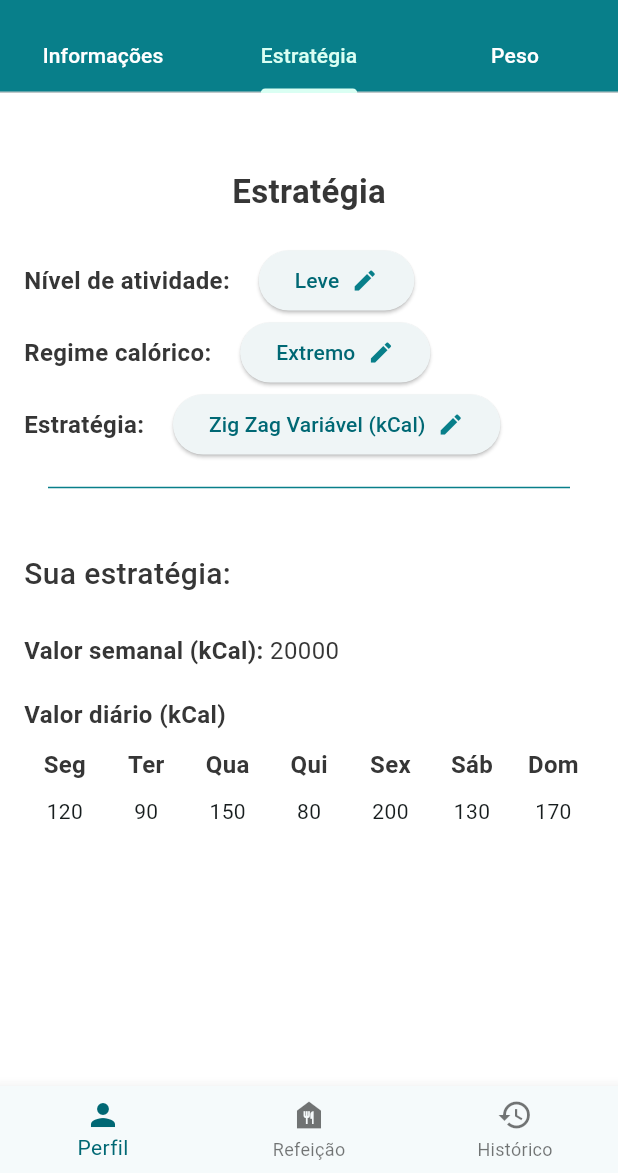
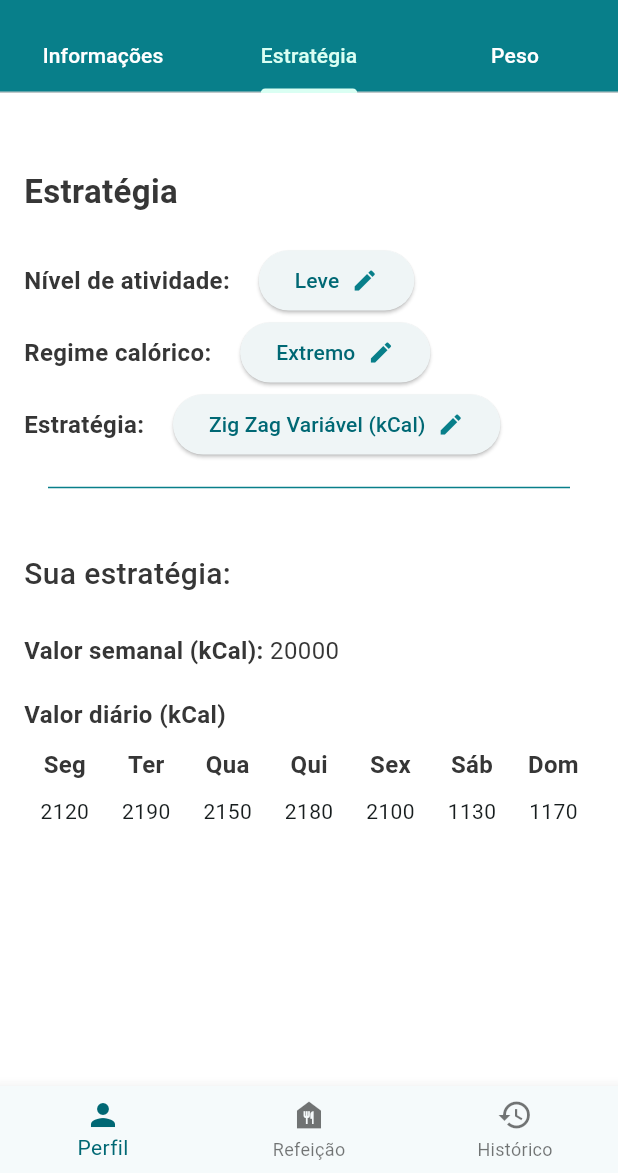
Before and after one commit to Arodrigow/ppeso_mobile, a Flutter app: the screen it shows after launch, tab 2 chosen, on a phone screen of 412 x 824 dp, the part 63-1236 px from its top. Run offline on Flutter 3.47's test engine with Material 3 defaults, Android fonts, the light colour scheme and no system bars; our stand-ins replace fl_chart, flutter_svg, go_router.

Commit message:
Changed file structure, added fl_charts. Weight tab still broken.

```diff
--- /dev/null
+++ b/lib/features/profile/models/date_model.dart
@@ -0,0 +1,6 @@
+class DateModel {
+  final DateTime date;
+  final double weight;
+
+  DateModel({required this.date, required this.weight});
+}
--- a/lib/features/profile/widgets/health_tab.dart
+++ b/lib/features/profile/pages/health_tab.dart
@@ -21,13 +21,13 @@ class _HealthTabState extends State<HealthTab> {
 
   final weeklyValue = 20000;
   final daysOfWeek = [
-    DailyValue(label: "Seg", value: 120),
-    DailyValue(label: "Ter", value: 90),
-    DailyValue(label: "Qua", value: 150),
-    DailyValue(label: "Qui", value: 80),
-    DailyValue(label: "Sex", value: 200),
-    DailyValue(label: "Sáb", value: 130),
-    DailyValue(label: "Dom", value: 170),
+    DailyValue(label: "Seg", value: 2120),
+    DailyValue(label: "Ter", value: 2190),
+    DailyValue(label: "Qua", value: 2150),
+    DailyValue(label: "Qui", value: 2180),
+    DailyValue(label: "Sex", value: 2100),
+    DailyValue(label: "Sáb", value: 1130),
+    DailyValue(label: "Dom", value: 1170),
   ];
 
   @override
@@ -60,8 +60,8 @@ class _HealthTabState extends State<HealthTab> {
                             onChanged: (ExerciseLevel? value) {
                               setState(() {
                                 _selectedExerciseLevel = value;
-                                Navigator.pop(context);
                               });
+                              Navigator.pop(context);
                             },
                             child: Column(
                               crossAxisAlignment: CrossAxisAlignment.start,
--- a/lib/features/profile/widgets/profile_page.dart
+++ b/lib/features/profile/pages/profile_page.dart
@@ -1,8 +1,8 @@
 import 'package:flutter/material.dart';
 import 'package:ppeso_mobile/core/styles.dart';
-import 'package:ppeso_mobile/features/profile/widgets/health_tab.dart';
-import 'package:ppeso_mobile/features/profile/widgets/info_tab.dart';
-import 'package:ppeso_mobile/features/profile/widgets/weight_tab.dart';
+import 'package:ppeso_mobile/features/profile/pages/health_tab.dart';
+import 'package:ppeso_mobile/features/profile/pages/info_tab.dart';
+import 'package:ppeso_mobile/features/profile/pages/weight_tab.dart';
 import 'package:ppeso_mobile/shared/content.dart';
 
 class ProfilePage extends StatelessWidget {
--- a/lib/main.dart
+++ b/lib/main.dart
@@ -3,7 +3,7 @@ import 'package:flutter_svg/flutter_svg.dart';
 import 'package:ppeso_mobile/core/styles.dart';
 import 'package:ppeso_mobile/features/login/widgets/login_page.dart';
 import 'package:go_router/go_router.dart';
-import 'package:ppeso_mobile/features/profile/widgets/profile_page.dart';
+import 'package:ppeso_mobile/features/profile/pages/profile_page.dart';
 import 'package:ppeso_mobile/shared/nav_layout.dart';
 
 void main() {
--- a/lib/shared/tab_structure.dart
+++ b/lib/shared/tab_structure.dart
@@ -8,15 +8,13 @@ class TabStructure extends StatelessWidget {
 
   @override
   Widget build(BuildContext context) {
-    return Scaffold(
-      backgroundColor: AppColors.widgetBackground,
-      body: SingleChildScrollView(
+    return Container(
+      color: AppColors.widgetBackground,
+      child: SingleChildScrollView(
+        child: Center(
           child: ConstrainedBox(
             constraints: const BoxConstraints(maxWidth: 600),
-          child: Column(
-            mainAxisAlignment: MainAxisAlignment.center,
-            children: [
-              Padding(
+            child: Padding(
               padding: const EdgeInsets.only(
                 left: 16,
                 right: 16,
@@ -25,10 +23,10 @@ class TabStructure extends StatelessWidget {
               ),
               child: Column(
                 mainAxisSize: MainAxisSize.min,
+                crossAxisAlignment: CrossAxisAlignment.stretch,
                 children: [const SizedBox(height: 20), ...children],
               ),
             ),
-            ],
           ),
         ),
       ),
--- a/pubspec.yaml
+++ b/pubspec.yaml
@@ -32,6 +32,7 @@ dependencies:
     sdk: flutter
   flutter_svg: ^2.2.1
   go_router: ^16.2.1
+  fl_chart: ^1.1.0
 
   # The following adds the Cupertino Icons font to your application.
   # Use with the CupertinoIcons class for iOS style icons.
```
Also changed, not shown: lib/features/profile/pages/weight_tab.dart (added, +26 -0 lines), lib/features/profile/widgets/weight_chart.dart (added, +75 -0 lines), lib/features/profile/widgets/weight_tab.dart (deleted, +0 -11 lines), lib/features/profile/pages/info_tab.dart (renamed from lib/features/profile/widgets/info_tab.dart), pubspec.lock. Lines whose indentation alone changed are shown as unchanged.
